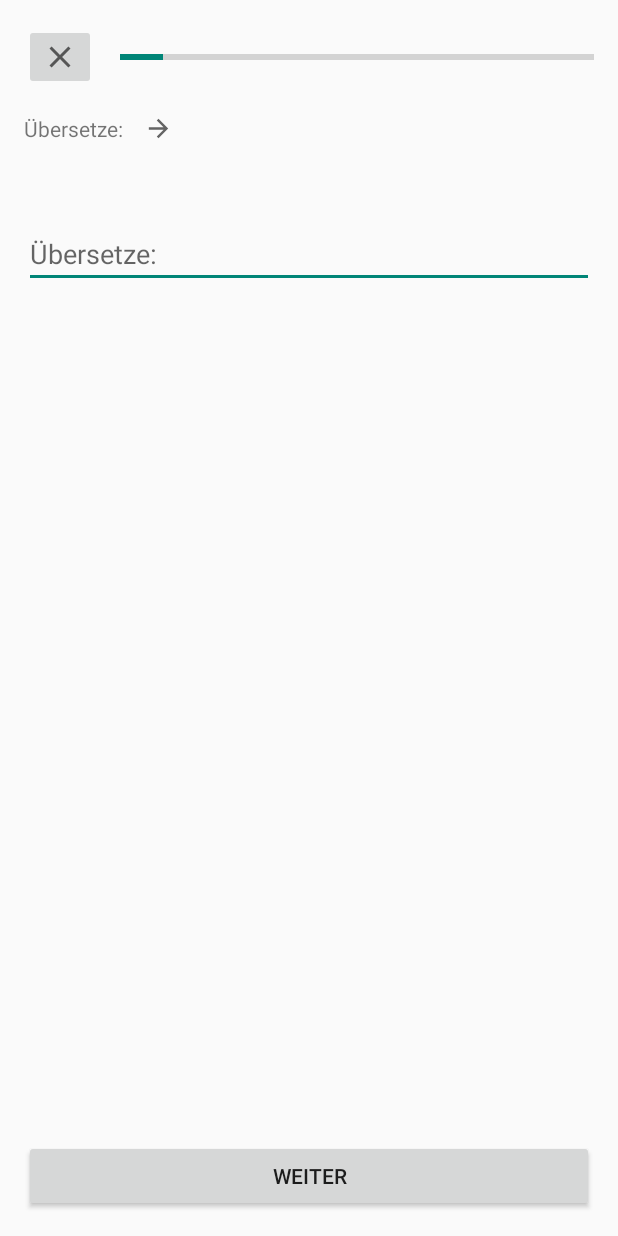
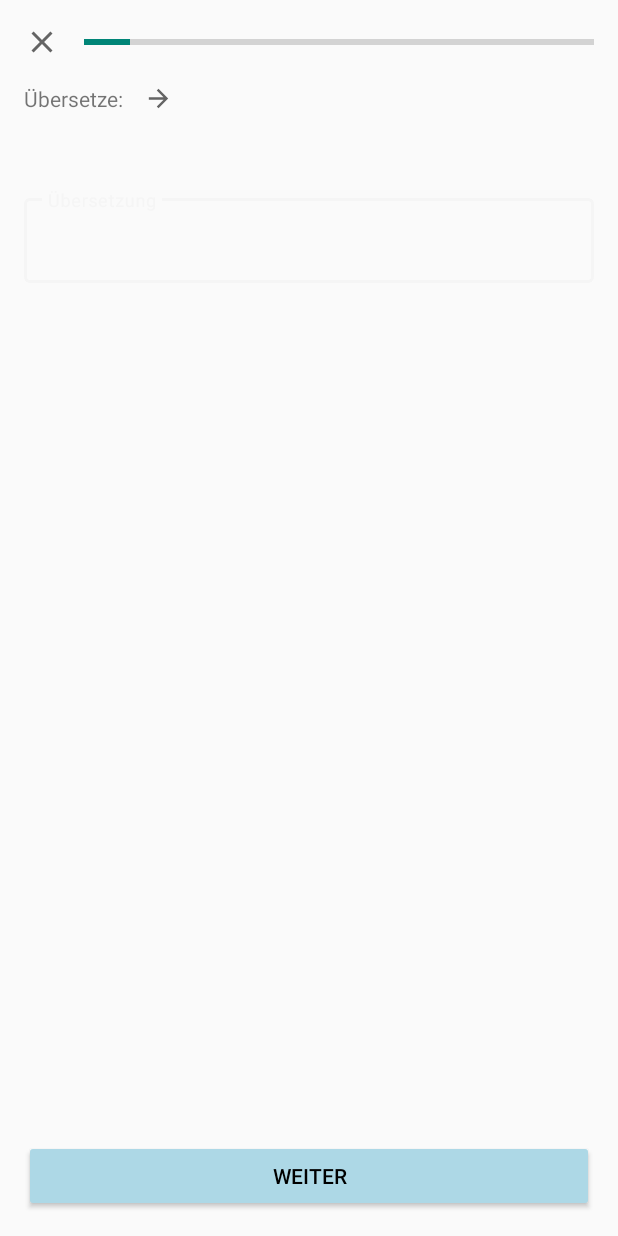
Before and after one commit to Luki2811/VokabelTrainer, an Android app: the PracticeVocabularyActivity screen opened directly, with no data from a screen before it, after a tap on "ÜBERPRÜFEN", on a phone screen of 412 x 824 dp. Run offline under Robolectric (Android 15) with nearby library versions, the phone set to English and light mode, and no system bars; 19 statements that could not run were skipped.

Commit message:
21.11.21

```diff
--- a/app/build.gradle
+++ b/app/build.gradle
@@ -31,15 +31,15 @@ android {
 dependencies {
 
     implementation 'androidx.appcompat:appcompat:1.4.0'
-    implementation 'com.google.android.material:material:1.4.0'
     implementation 'androidx.constraintlayout:constraintlayout:2.1.2'
     implementation "androidx.cardview:cardview:1.0.0"
+    implementation 'com.google.android.material:material:1.5.0-beta01'
     implementation files('libs/json-java.jar')
     testImplementation 'junit:junit:4.13.2'
     androidTestImplementation 'androidx.test.ext:junit:1.1.3'
     androidTestImplementation 'androidx.test.espresso:espresso-core:3.4.0'
-    implementation "androidx.core:core-ktx:+"
-    implementation "org.jetbrains.kotlin:kotlin-stdlib-jdk7:$kotlin_version"
+    implementation "androidx.core:core-ktx:1.7.0"
+    implementation "org.jetbrains.kotlin:kotlin-stdlib-jdk8:1.6.0"
 }
 repositories {
 
--- a/app/src/main/java/de/luki2811/dev/vokabeltrainer/CreateNewVocabularyActivity.kt
+++ b/app/src/main/java/de/luki2811/dev/vokabeltrainer/CreateNewVocabularyActivity.kt
@@ -2,6 +2,7 @@ package de.luki2811.dev.vokabeltrainer
 
 import android.content.Intent
 import android.os.Bundle
+import android.view.View
 import android.widget.*
 import androidx.appcompat.app.AppCompatActivity
 import org.json.JSONArray
@@ -25,7 +26,7 @@ class CreateNewVocabularyActivity : AppCompatActivity() {
         }
     }
 
-    fun finishVocActivity() {
+    fun finishVocActivity(view: View) {
         var json: JSONObject? = null
         try {
             json = allForLesson!!.put("vocabulary", allVoc)
@@ -90,7 +91,7 @@ class CreateNewVocabularyActivity : AppCompatActivity() {
             return vocabs
         }
 
-    fun saveAndResetVocActivity() {
+    fun saveAndResetVocActivity(view: View) {
         val switchSetting = findViewById<Switch>(R.id.switch_settings_ignoreCase)
         val newVoc = findViewById<EditText>(R.id.editTextNewLanguageVokabel)
         val nativeVoc = findViewById<EditText>(R.id.editTextNativeLanguageVokabel)
--- a/app/src/main/java/de/luki2811/dev/vokabeltrainer/NewLessonActivity.kt
+++ b/app/src/main/java/de/luki2811/dev/vokabeltrainer/NewLessonActivity.kt
@@ -30,7 +30,7 @@ class NewLessonActivity : AppCompatActivity() {
         de_native.isChecked = true
     }
 
-    fun checkAndGoNext() {
+    fun checkAndGoNext(view: View) {
         val textName = findViewById<EditText>(R.id.TextLektionName)
         val en_native = findViewById<RadioButton>(R.id.radioButton_native_english)
         val de_native = findViewById<RadioButton>(R.id.radioButton_native_german)
--- a/app/src/main/java/de/luki2811/dev/vokabeltrainer/PracticeVocabularyActivity.kt
+++ b/app/src/main/java/de/luki2811/dev/vokabeltrainer/PracticeVocabularyActivity.kt
@@ -7,6 +7,8 @@ import android.os.Bundle
 import android.view.View
 import android.widget.*
 import androidx.appcompat.app.AppCompatActivity
+import com.google.android.material.textfield.TextInputEditText
+import com.google.android.material.textfield.TextInputLayout
 import org.json.JSONException
 import org.json.JSONObject
 
@@ -32,6 +34,7 @@ class PracticeVocabularyActivity : AppCompatActivity() {
                 }
                 .setNegativeButton("Zurück zur Übung", null).show()
         }
+
         val comingInt = intent
         val lektionName = comingInt.getStringExtra(MainActivity.LEKTION_NAME)
         val datei = Datei("$lektionName.json")
@@ -70,31 +73,32 @@ class PracticeVocabularyActivity : AppCompatActivity() {
 
     fun checkVoc(view: View) {
         val correctionTextView = findViewById<TextView>(R.id.textViewLessonCorrection)
-        val inputAnswer = findViewById<EditText>(R.id.editTextTranslatedInput)
+        val inputAnswer = findViewById<TextInputLayout>(R.id.editTextTranslatedInput)
         val buttonCheck = findViewById<Button>(R.id.buttonCheckLesson)
         if (voc!!.isIgnoreCase) {
-            if (inputAnswer.text.toString().trim { it <= ' ' }
+            if (inputAnswer.editText?.text.toString().trim { it <= ' ' }
                     .equals(voc!!.newWord, ignoreCase = true)) {
+                correctionTextView.setText(R.string.correct)
+                voc!!.isWrong = false
+                inputAnswer.isEnabled = false
+            } else {
+                correctionTextView.text =
+                    getString(R.string.wrong_the_correct_solution_is, voc!!.newWord)
+                counterRest += 1
+                voc!!.isWrong = true
+            }
+        } else {
+            if (inputAnswer.editText?.text.toString().trim { it <= ' ' } == voc!!.newWord) {
                 correctionTextView.setText(R.string.correct)
                 voc!!.isWrong = false
             } else {
                 correctionTextView.text =
                     getString(R.string.wrong_the_correct_solution_is, voc!!.newWord)
-                counterRest = counterRest + 1
-                voc!!.isWrong = true
-            }
-        } else {
-            if (inputAnswer.text.toString().trim { it <= ' ' } == voc!!.newWord) {
-                correctionTextView.setText(R.string.correct)
-                voc!!.isWrong = false
-            } else {
-                correctionTextView.text =
-                    getString(R.string.wrong_the_correct_solution_is, voc!!.newWord)
-                counterRest = counterRest + 1
+                counterRest += 1
                 voc!!.isWrong = true
             }
         }
-        counter = counter + 1
+        counter += 1
         voc!!.isAlreadyUsed = true
         buttonCheck.setText(R.string.next)
         val progressBar = findViewById<ProgressBar>(R.id.progressBarLesson)
@@ -118,10 +122,11 @@ class PracticeVocabularyActivity : AppCompatActivity() {
     private fun continueToNext() {
         val correctionTextView = findViewById<TextView>(R.id.textViewLessonCorrection)
         val textViewToTranslate = findViewById<TextView>(R.id.textViewLessonToTranslate)
-        val inputAnswer = findViewById<EditText>(R.id.editTextTranslatedInput)
+        val inputAnswer = findViewById<TextInputLayout>(R.id.editTextTranslatedInput)
         val buttonCheck = findViewById<Button>(R.id.buttonCheckLesson)
         correctionTextView.text = ""
-        inputAnswer.setText("")
+        inputAnswer.editText?.setText("")
+        inputAnswer.isEnabled = true
         buttonCheck.setText(R.string.check)
         buttonCheck.setOnClickListener { v: View -> checkVoc(v) }
         var newVoc = lesson!!.randomWord
--- a/app/src/main/res/drawable/outline_button.xml
+++ /dev/null
@@ -1,5 +0,0 @@
-<?xml version="1.0" encoding="utf-8"?>
-<shape xmlns:android="http://schemas.android.com/apk/res/android">
-    <corners android:radius="5dp"/>
-    <stroke android:width="1dp" android:color="@color/Black"/>
-</shape>
--- a/app/src/main/res/layout/activity_main.xml
+++ b/app/src/main/res/layout/activity_main.xml
@@ -15,7 +15,7 @@
         android:clickable="true"
         android:contentDescription="+"
         android:onClick="createNewLektion"
-        app:backgroundTint="@color/Teal"
+        app:backgroundTint="@color/White"
         app:layout_constraintBottom_toBottomOf="parent"
         app:layout_constraintEnd_toEndOf="parent"
         app:srcCompat="@drawable/ic_outline_add_24" />
--- a/app/src/main/res/layout/activity_practice_vocabulary.xml
+++ b/app/src/main/res/layout/activity_practice_vocabulary.xml
@@ -18,19 +18,20 @@
 
     <Button
         android:id="@+id/buttonCheckLesson"
+        android:backgroundTint="@color/LightBlue"
         android:layout_width="0dp"
         android:layout_height="wrap_content"
         android:layout_marginStart="16dp"
         android:layout_marginEnd="16dp"
         android:layout_marginBottom="16dp"
         android:onClick="checkVoc"
-
+        android:textColor="@color/Black"
         android:text="@string/check"
         app:layout_constraintBottom_toBottomOf="parent"
         app:layout_constraintEnd_toEndOf="parent"
         app:layout_constraintStart_toStartOf="parent" />
 
-    <EditText
+    <com.google.android.material.textfield.TextInputLayout
         android:id="@+id/editTextTranslatedInput"
         android:layout_width="0dp"
         android:layout_height="wrap_content"
@@ -39,10 +40,18 @@
         android:layout_marginEnd="16dp"
         android:ems="10"
         android:inputType="textPersonName"
-        android:hint="@string/translate"
+        android:hint="@string/translation"
         app:layout_constraintEnd_toEndOf="parent"
         app:layout_constraintStart_toStartOf="parent"
-        app:layout_constraintTop_toBottomOf="@+id/textViewLessonToTranslate" />
+        app:layout_constraintTop_toBottomOf="@+id/textViewLessonToTranslate"
+        style="@style/Widget.MaterialComponents.TextInputLayout.OutlinedBox">
+
+        <com.google.android.material.textfield.TextInputEditText
+
+            android:layout_width="match_parent"
+            android:layout_height="wrap_content"
+            />
+    </com.google.android.material.textfield.TextInputLayout>
 
     <TextView
         android:id="@+id/textViewLesson"
@@ -75,7 +84,7 @@
         android:layout_marginTop="16dp"
         app:layout_constraintStart_toStartOf="parent"
         app:layout_constraintTop_toTopOf="parent"
-        app:srcCompat="@drawable/ic_baseline_close_24" />
+        android:background="@drawable/ic_baseline_close_24" />
 
     <TextView
         android:id="@+id/textViewLessonCorrection"
--- a/app/src/main/res/values/strings.xml
+++ b/app/src/main/res/values/strings.xml
@@ -31,6 +31,7 @@
     <string name="practice">Üben</string>
     <string name="check">Überprüfen</string>
     <string name="translate">Übersetze:</string>
+    <string name="translation">Übersetzung</string>
     <string name="err_name_contains_wrong_letter">Fehler: Name beinhaltet eines der folgenden Zeichen (:,\",\\,/,|,\?,*,>,\u003C)</string>
     <string name="correct">Richtig</string>
     <string name="wrong">Falsch</string>
--- a/app/src/main/res/values/styles.xml
+++ b/app/src/main/res/values/styles.xml
@@ -13,7 +13,7 @@
         <item name="android:progressDrawable">@drawable/circle_progress_bar</item>
     </style>
 
-    <style name="AppTheme.NoActionBar">
+    <style name="AppTheme.NoActionBar" parent="Theme.MaterialComponents.Light.Bridge">
         <item name="windowActionBar">false</item>
         <item name="windowNoTitle">true</item>
     </style>
```
Also changed, not shown: app/src/main/java/de/luki2811/dev/vokabeltrainer/MainActivity.kt (+64 -28 lines), app/src/main/res/layout/main_cardview_layout.xml (added, +68 -0 lines).
